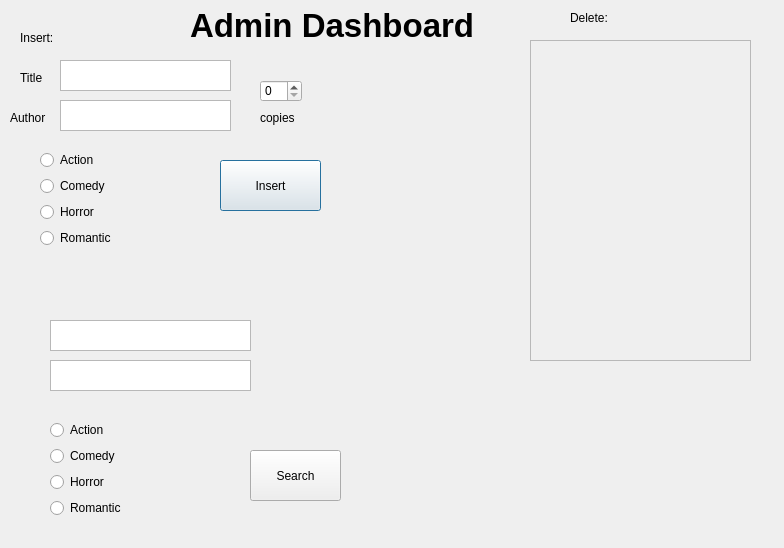
The window that LibraryManagementSystem/admin.ui (omar-rabeh-18/LibraryManagementSystem) describes before a commit, drawn with Qt 5.
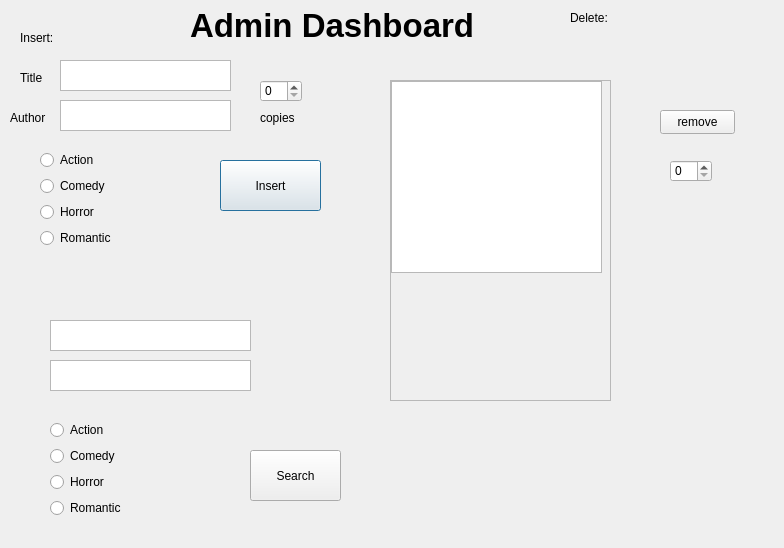
The same window after the commit.

Patch:
```diff
--- a/LibraryManagementSystem/admin.ui
+++ b/LibraryManagementSystem/admin.ui
@@ -48,8 +48,8 @@
   <widget class="QScrollArea" name="deleteArea">
    <property name="geometry">
     <rect>
-     <x>530</x>
-     <y>40</y>
+     <x>390</x>
+     <y>80</y>
      <width>221</width>
      <height>321</height>
     </rect>
@@ -66,6 +66,16 @@
       <height>319</height>
      </rect>
     </property>
+    <widget class="QListWidget" name="listWidget">
+     <property name="geometry">
+      <rect>
+       <x>0</x>
+       <y>0</y>
+       <width>211</width>
+       <height>192</height>
+      </rect>
+     </property>
+    </widget>
    </widget>
   </widget>
   <widget class="QLabel" name="deleteLabel">
@@ -296,6 +306,29 @@
     <string>Search</string>
    </property>
   </widget>
+  <widget class="QPushButton" name="pushButton_3">
+   <property name="geometry">
+    <rect>
+     <x>660</x>
+     <y>110</y>
+     <width>75</width>
+     <height>24</height>
+    </rect>
+   </property>
+   <property name="text">
+    <string>remove</string>
+   </property>
+  </widget>
+  <widget class="QSpinBox" name="removingNumber">
+   <property name="geometry">
+    <rect>
+     <x>670</x>
+     <y>160</y>
+     <width>42</width>
+     <height>22</height>
+    </rect>
+   </property>
+  </widget>
  </widget>
  <resources/>
  <connections/>
```
